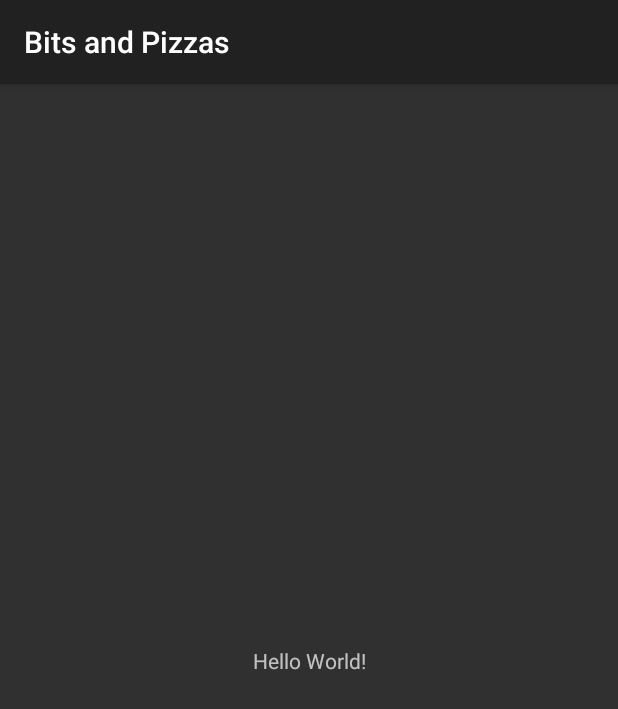
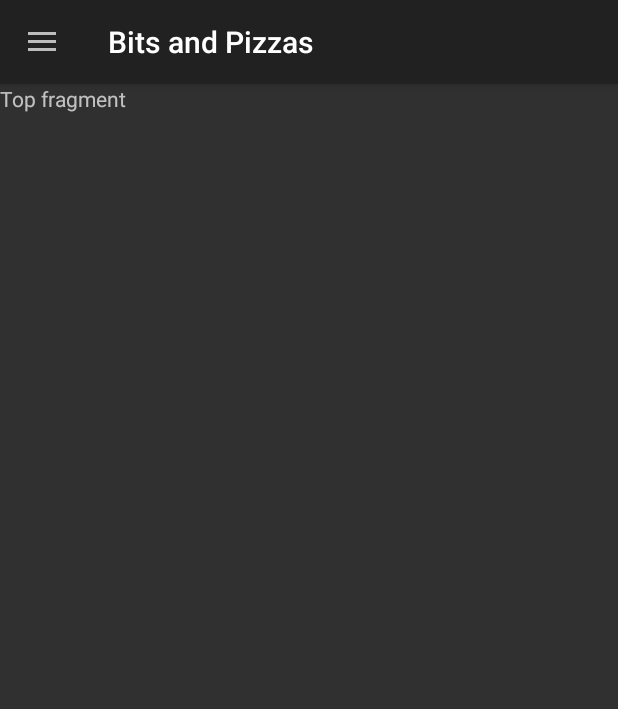
Before and after one commit to SuperBigBang/BitsandPizzas, an Android app: the screen it shows after launch (MainActivity), on a phone screen of 412 x 824 dp. Shown: the top 709 px of the screen. Run offline under Robolectric (Android 15) with nearby library versions, the phone set to English and light mode, and no system bars; 1 statement that could not run was skipped.

Commit message:
15.09.2018 19:07

```diff
--- a/app/build.gradle
+++ b/app/build.gradle
@@ -27,4 +27,5 @@ dependencies {
     androidTestImplementation 'com.android.support.test:runner:1.0.2'
     androidTestImplementation 'com.android.support.test.espresso:espresso-core:3.0.2'
     implementation 'com.android.support:mediarouter-v7:28.0.0-alpha1'
+    implementation 'com.android.support:design:28.0.0-alpha1'
 }
--- a/app/src/main/java/com/hfad/bitsandpizzas/MainActivity.java
+++ b/app/src/main/java/com/hfad/bitsandpizzas/MainActivity.java
@@ -1,52 +1,146 @@
 package com.hfad.bitsandpizzas;
 
+
 import android.app.Activity;
+import android.app.Fragment;
+import android.app.FragmentTransaction;
 import android.content.Intent;
+import android.content.res.Configuration;
 import android.os.Bundle;
-
-
+import android.support.annotation.Nullable;
+import android.support.v4.widget.DrawerLayout;
+import android.support.v7.app.ActionBarDrawerToggle;
 import android.view.Menu;
 import android.view.MenuItem;
+import android.view.View;
+import android.widget.AdapterView;
+import android.widget.ArrayAdapter;
+import android.widget.ListView;
 import android.widget.ShareActionProvider;
 
 public class MainActivity extends Activity {
+    private String[] titles;
+    private ListView drawerList;
+    private DrawerLayout drawerLayout;
+private ActionBarDrawerToggle drawerToggle;
+    private ShareActionProvider shareActionProvider;
+    private int currentPosition=0;
 
-    private ShareActionProvider shareActionProvider;
+    private class DrawerItemClickListener implements ListView.OnItemClickListener {
+        @Override
+        public void onItemClick(AdapterView<?> parent, View view, int position, long id) {
+selectItem(position);
+        }
+    }
+
+    private void selectItem(int position) {
+        Fragment fragment;
+        switch (position) {
+            case 1:
+                fragment = new PizzaFragment();
+                break;
+            case 2:
+                fragment = new PastaFragment();
+                break;
+            case 3:
+                fragment = new StoresFragment();
+                break;
+            default:
+                fragment = new TopFragment();
+        }
+        FragmentTransaction ft = getFragmentManager().beginTransaction();
+        ft.replace(R.id.content_frame, fragment);
+        ft.addToBackStack(null);
+        ft.setTransition(FragmentTransaction.TRANSIT_FRAGMENT_FADE);
+        ft.commit();
+        setActionBarTitle(position);
+        drawerLayout.closeDrawer(drawerList);
+    }
+    private void setActionBarTitle(int position){
+        String title;
+        if (position==0) {title=getResources().getString(R.string.app_name);}
+        else {title=titles[position];}
+        getActionBar().setTitle(title);
+    }
 
     @Override
     protected void onCreate(Bundle savedInstanceState) {
         super.onCreate(savedInstanceState);
         setContentView(R.layout.activity_main);
+        titles = getResources().getStringArray(R.array.titles);
+        drawerList = (ListView) findViewById(R.id.drawer);
+        drawerLayout= (DrawerLayout) findViewById(R.id.drawer_layout);
+        drawerLayout.addDrawerListener(drawerToggle);
+        drawerList.setAdapter(new ArrayAdapter<String>(this, android.R.layout.simple_list_item_activated_1, titles)); //simple_list_item_activated_1 этот режим обозначает, что вариано на котором щёлкнул пользователь, выделяется подсветкой
+        drawerList.setOnItemClickListener(new DrawerItemClickListener());
+        if (savedInstanceState==null) {selectItem(0);}
+        getActionBar().setDisplayHomeAsUpEnabled(true);
+        getActionBar().setHomeButtonEnabled(true);
+        drawerToggle = new ActionBarDrawerToggle(this, drawerLayout,R.string.open_drawer, R.string.close_drawer) {
+            @Override
+            public void onDrawerOpened(View drawerView) {
+                super.onDrawerOpened(drawerView);
+                invalidateOptionsMenu();
+            }
+
+            @Override
+            public void onDrawerClosed(View drawerView) {
+                super.onDrawerClosed(drawerView);
+                invalidateOptionsMenu();
+            }
+        };
     }
 
     @Override
     public boolean onCreateOptionsMenu(Menu menu) {
-        getMenuInflater().inflate(R.menu.menu_main,menu); //Заполнение меню. Если они есть, то добавляются на панель действий
+        getMenuInflater().inflate(R.menu.menu_main, menu); //Заполнение меню. Если они есть, то добавляются на панель действий
         MenuItem menuItem = menu.findItem(R.id.action_share);
-        shareActionProvider= (ShareActionProvider) menuItem.getActionProvider();
+        shareActionProvider = (ShareActionProvider) menuItem.getActionProvider();
         setIntent("This is example text");
         return super.onCreateOptionsMenu(menu);
     }
 
-    private void setIntent(String text){
-        Intent intent= new Intent(Intent.ACTION_SEND);
+    private void setIntent(String text) {
+        Intent intent = new Intent(Intent.ACTION_SEND);
         intent.setType("text/plain");
-        intent.putExtra(Intent.EXTRA_TEXT,text);
+        intent.putExtra(Intent.EXTRA_TEXT, text);
         shareActionProvider.setShareIntent(intent);
     }
 
     @Override
     public boolean onOptionsItemSelected(MenuItem item) {
+        if (drawerToggle.onOptionsItemSelected(item)) {return true;}
         switch (item.getItemId()) {
             case R.id.action_create_order:
-          //      System.out.println("Нажата кнопка действия"); //break не нужны т.к. нужно вернуть булево значение
-                Intent intent = new Intent(this,OrderActivity.class);
+                //      System.out.println("Нажата кнопка действия"); //break не нужны т.к. нужно вернуть булево значение
+                Intent intent = new Intent(this, OrderActivity.class);
                 startActivity(intent);
                 return true;
             case R.id.action_settings:
-           //     System.out.println("Нажаты настройки");
+                //     System.out.println("Нажаты настройки");
                 return true;
-                default: return super.onOptionsItemSelected(item); //если ни один не подходит то выполняется дефолт.
+            default:
+                return super.onOptionsItemSelected(item); //если ни один не подходит то выполняется дефолт.
         }
+           }
+
+
+    @Override
+    public boolean onPrepareOptionsMenu(Menu menu) {
+        boolean drawerOpen = drawerLayout.isDrawerOpen(drawerList);
+        menu.findItem(R.id.action_share).setVisible(!drawerOpen);
+        return super.onPrepareOptionsMenu(menu);
+    }
+
+    @Override
+    protected void onPostCreate(@Nullable Bundle savedInstanceState) {
+        super.onPostCreate(savedInstanceState);
+        drawerToggle.syncState(); //Синхронизировать состояние выключателя после onRestoreStateInstance
+    }
+
+    @Override
+    public void onConfigurationChanged(Configuration newConfig) {
+        super.onConfigurationChanged(newConfig);
+        drawerToggle.onConfigurationChanged(newConfig); //Чтобы сведния о изменении конфигурации передавались в ActionBarDrawerToggle
     }
 }
--- a/app/src/main/java/com/hfad/bitsandpizzas/PastaFragment.java
+++ b/app/src/main/java/com/hfad/bitsandpizzas/PastaFragment.java
@@ -3,7 +3,7 @@ package com.hfad.bitsandpizzas;
 
 import android.app.Fragment;
 import android.os.Bundle;
-import android.support.v4.app.ListFragment;
+import android.app.ListFragment;
 import android.view.LayoutInflater;
 import android.view.View;
 import android.view.ViewGroup;
--- a/app/src/main/java/com/hfad/bitsandpizzas/PizzaFragment.java
+++ b/app/src/main/java/com/hfad/bitsandpizzas/PizzaFragment.java
@@ -3,7 +3,7 @@ package com.hfad.bitsandpizzas;
 
 import android.os.Bundle;
 import android.app.Fragment;
-import android.support.v4.app.ListFragment;
+import android.app.ListFragment;
 import android.view.LayoutInflater;
 import android.view.View;
 import android.view.ViewGroup;
--- a/app/src/main/java/com/hfad/bitsandpizzas/StoresFragment.java
+++ b/app/src/main/java/com/hfad/bitsandpizzas/StoresFragment.java
@@ -3,7 +3,7 @@ package com.hfad.bitsandpizzas;
 
 import android.os.Bundle;
 import android.app.Fragment;
-import android.support.v4.app.ListFragment;
+import android.app.ListFragment;
 import android.view.LayoutInflater;
 import android.view.View;
 import android.view.ViewGroup;
--- a/app/src/main/res/layout/activity_main.xml
+++ b/app/src/main/res/layout/activity_main.xml
@@ -1,18 +1,25 @@
 <?xml version="1.0" encoding="utf-8"?>
-<android.support.constraint.ConstraintLayout xmlns:android="http://schemas.android.com/apk/res/android"
+<android.support.v4.widget.DrawerLayout xmlns:android="http://schemas.android.com/apk/res/android"
     xmlns:app="http://schemas.android.com/apk/res-auto"
-    xmlns:tools="http://schemas.android.com/tools"
+    android:id="@+id/drawer_layout"
     android:layout_width="match_parent"
     android:layout_height="match_parent"
-    tools:context=".MainActivity">
+    >
 
-    <TextView
-        android:layout_width="wrap_content"
-        android:layout_height="wrap_content"
-        android:text="Hello World!"
-        app:layout_constraintBottom_toBottomOf="parent"
-        app:layout_constraintLeft_toLeftOf="parent"
-        app:layout_constraintRight_toRightOf="parent"
-        app:layout_constraintTop_toTopOf="parent" />
+    <FrameLayout
+        android:id="@+id/content_frame"
+        android:layout_width="match_parent"
+        android:layout_height="match_parent">
 
-</android.support.constraint.ConstraintLayout>
+    </FrameLayout>
+
+    <ListView
+        android:id="@+id/drawer"
+        android:layout_width="240dp"
+        android:layout_height="match_parent"
+        android:layout_gravity="start"
+        android:choiceMode="singleChoice"
+        android:divider="@android:color/transparent"
+        android:dividerHeight="0dp"
+        android:background="@android:color/background_dark"/>
+</android.support.v4.widget.DrawerLayout>
--- a/app/src/main/res/values/strings.xml
+++ b/app/src/main/res/values/strings.xml
@@ -20,4 +20,12 @@
         <item>Cambridge</item>
         <item>Sebastopol</item>
     </string-array>
+    <string-array name="titles">
+        <item>Home</item>
+        <item>Pizzas</item>
+        <item>Pasta</item>
+        <item>Stores</item>
+    </string-array>
+    <string name="open_drawer">Open drawer</string>
+    <string name="close_drawer">Close drawer</string>
 </resources>
```
